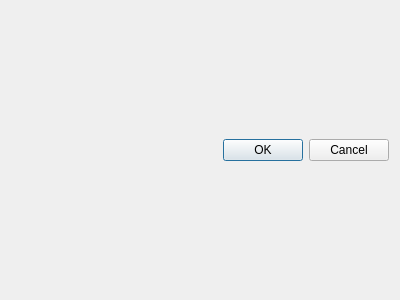
Above: src/squirrel-gui/objectDetails.ui from gbook/squirrel before the change. Below: the same form after it.
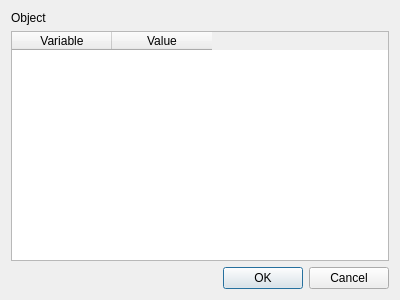
That is the form after the change.

Commit message: built on windows

```diff
--- a/src/squirrel-gui/objectDetails.ui
+++ b/src/squirrel-gui/objectDetails.ui
@@ -15,7 +15,29 @@
   </property>
   <layout class="QVBoxLayout" name="verticalLayout">
    <item>
-    <layout class="QFormLayout" name="formLayout"/>
+    <widget class="QLabel" name="label">
+     <property name="text">
+      <string>Object</string>
+     </property>
+    </widget>
+   </item>
+   <item>
+    <layout class="QVBoxLayout" name="verticalLayout_2">
+     <item>
+      <widget class="QTableWidget" name="tableWidget">
+       <column>
+        <property name="text">
+         <string>Variable</string>
+        </property>
+       </column>
+       <column>
+        <property name="text">
+         <string>Value</string>
+        </property>
+       </column>
+      </widget>
+     </item>
+    </layout>
    </item>
    <item>
     <widget class="QDialogButtonBox" name="buttonBox">
```
The commit also changes 3 other files.
